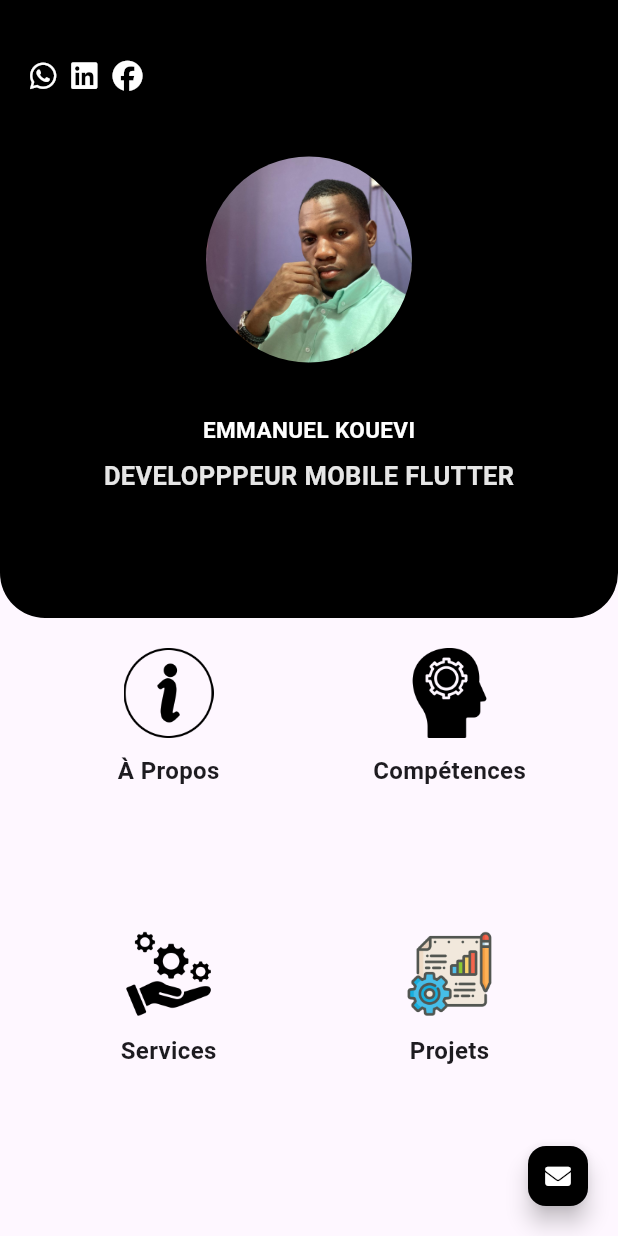
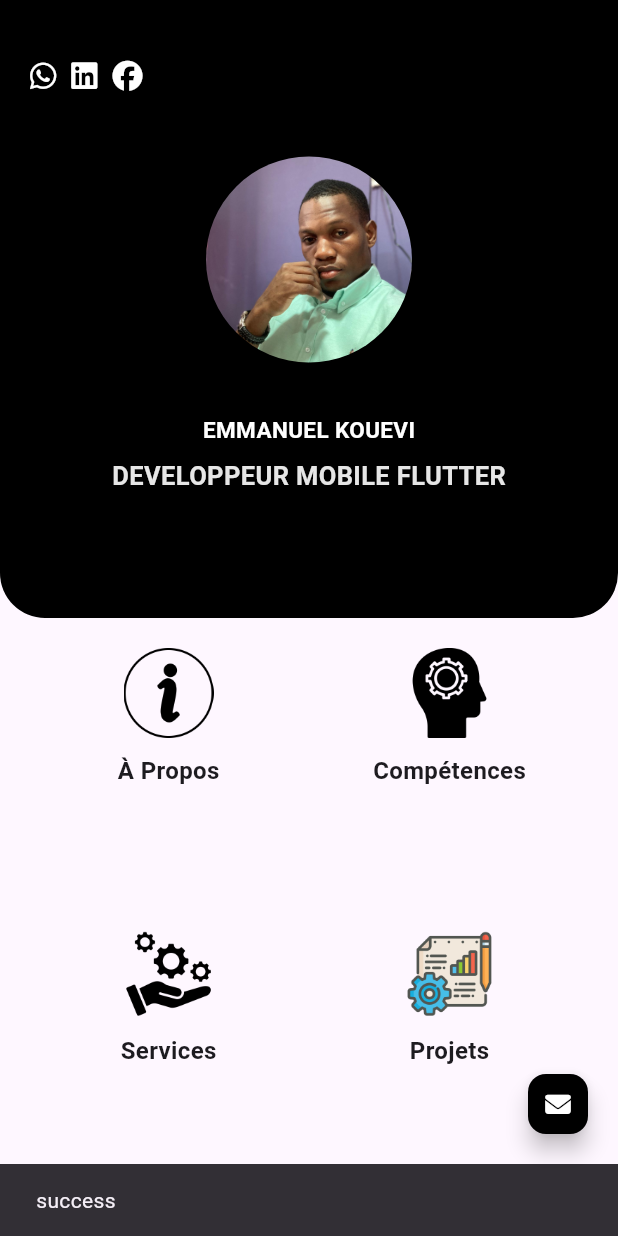
Before and after one commit to emmanuelKouevi/portfolio_flutter, a Flutter app: the screen it shows after launch, after a tap on an icon or button, on a phone screen of 412 x 824 dp. Run offline on Flutter 3.47's test engine with Material 3 defaults, Android fonts, the phone set to English and light mode, and no system bars; drawn by our look-alikes of animated_text_kit, avatar_glow; our stand-ins replace font_awesome_flutter, google_fonts, open_file; missing offline and left inert: flutter_email_sender; Roboto replaces fonts that are missing (Akshar, Ubuntu).

```diff
--- a/lib/views/home_view.dart
+++ b/lib/views/home_view.dart
@@ -1,18 +1,28 @@
 import 'package:animated_text_kit/animated_text_kit.dart';
 import 'package:avatar_glow/avatar_glow.dart';
 import 'package:flutter/material.dart';
+import 'package:flutter_email_sender/flutter_email_sender.dart';
 import 'package:font_awesome_flutter/font_awesome_flutter.dart';
 import 'package:google_fonts/google_fonts.dart';
 import 'package:portfolio_mobile/router.dart';
 
-class HomeView extends StatelessWidget {
+class HomeView extends StatefulWidget {
   const HomeView({super.key});
 
   @override
+  State<HomeView> createState() => _HomeViewState();
+}
+
+class _HomeViewState extends State<HomeView> {
+  @override
   Widget build(BuildContext context) {
+
+
 
     const spacerWidth = SizedBox(width: 10);
     const spacer = SizedBox(height: 10);
+
+
 
     final name = Text("EMMANUEL KOUEVI", style: GoogleFonts.ubuntu(
         fontWeight: FontWeight.bold, fontSize: 15, color: Colors.white
@@ -20,7 +30,7 @@ class HomeView extends StatelessWidget {
 
     final jobName = AnimatedTextKit(
       animatedTexts: [
-        TypewriterAnimatedText('DEVELOPPPEUR MOBILE FLUTTER', textStyle: GoogleFonts.ubuntu(
+        TypewriterAnimatedText('DEVELOPPEUR MOBILE FLUTTER', textStyle: GoogleFonts.ubuntu(
           fontSize: 17, color: Colors.white.withOpacity(0.9), fontWeight: FontWeight.bold
         ), speed: const Duration(milliseconds: 200)),
       ],
@@ -149,7 +159,35 @@ class HomeView extends StatelessWidget {
       ),
       floatingActionButton: FloatingActionButton.small(
         backgroundColor: Colors.black,
-        onPressed: () {},
+        onPressed: () async{
+          final Email email = Email(
+            body: '',
+            subject: '',
+            recipients: ['emmanuelhervekouevi@gmail.com'],
+            cc: [''],
+            bcc: [''],
+            //attachmentPaths: [''],
+            isHTML: false,
+          );
+
+          String platformResponse;
+
+          try {
+            await FlutterEmailSender.send(email);
+            platformResponse = 'success';
+          } catch (error) {
+            print(error);
+            platformResponse = error.toString();
+          }
+
+          if (!mounted) return;
+
+          ScaffoldMessenger.of(context).showSnackBar(
+            SnackBar(
+              content: Text(platformResponse),
+            ),
+          );
+        },
         child: const FaIcon(FontAwesomeIcons.solidEnvelope, color: Colors.white,size: 17),
       ),
     );
--- a/lib/views/sections/my_service.dart
+++ b/lib/views/sections/my_service.dart
@@ -107,7 +107,7 @@ class ServiceView extends StatelessWidget {
               ),
               const Divider(endIndent: 1.2,thickness: 0.5,color: Colors.grey,indent: 1.4,),
               ServiceItem(
-                  iconData: FontAwesomeIcons.hotTub,
+                  iconData: FontAwesomeIcons.hotTubPerson,
                   title: "Tests et Qualité",
                   subtitles: testAndQuality
               ),
--- a/lib/views/widgets/service_list.dart
+++ b/lib/views/widgets/service_list.dart
@@ -1,14 +1,11 @@
 import 'package:flutter/material.dart';
-import 'package:portfolio_mobile/views/widgets/service_item.dart';
+//import 'package:portfolio_mobile/views/widgets/service_item.dart';
 
 class ServiceList extends StatelessWidget {
   const ServiceList({super.key});
 
   @override
   Widget build(BuildContext context) {
-    return ListView.builder(
-      itemCount: 9,
-      itemBuilder: (context, index) => ServiceItem(iconData: iconData, title: title, subtitles: subtitles),
-    );
+    return const SizedBox();
   }
 }
--- a/pubspec.yaml
+++ b/pubspec.yaml
@@ -15,6 +15,7 @@ dependencies:
 
   avatar_glow:
   open_file:
+  flutter_email_sender: ^6.0.3
   path_provider:
   pdfx:
   url_launcher:
```
Also changed, not shown: lib/services/send_mail.dart (added), pubspec.lock, 2 other files.
